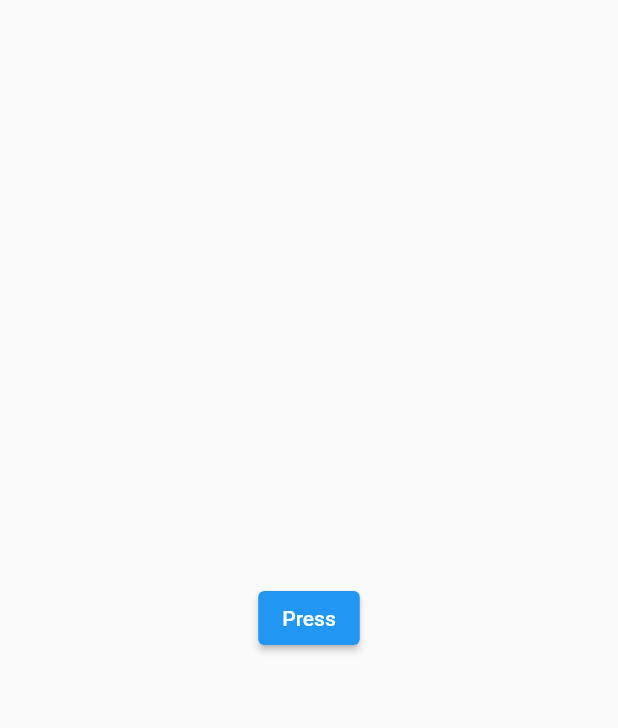
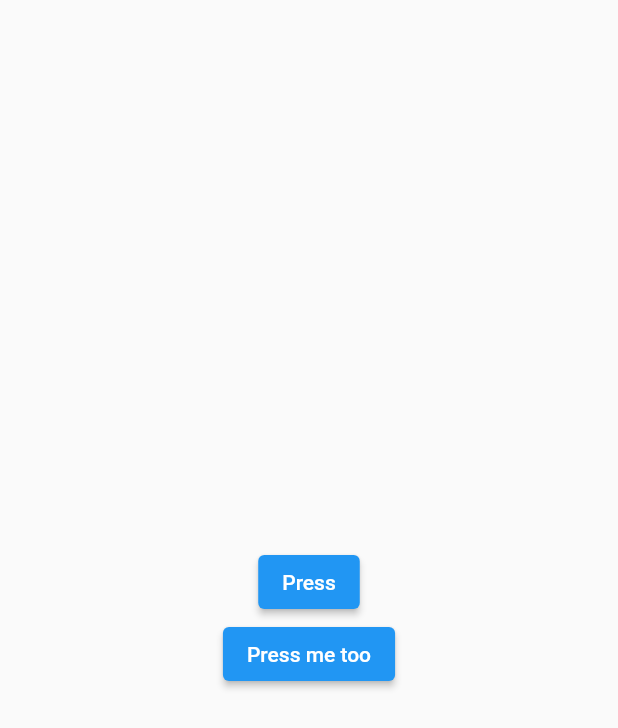
Before and after one commit to kboomska/architecture, a Flutter app: the screen it shows after launch, after a tap on "Press", on a phone screen of 412 x 824 dp. Shown: the top 728 px of the screen. Run offline on Flutter 3.47's test engine with Material 2 defaults, Android fonts, the phone set to English and light mode, and no system bars; our stand-ins replace bloc, bloc_concurrency, flutter_bloc, flutter_secure_storage, shared_preferences, youtube_player_flutter; network calls fail.

Commit message:
Lesson 101: Architecture. Dependency Injection (adding dependencies)

```diff
--- a/dependency_injection/lib/widgets/app/my_app.dart
+++ b/dependency_injection/lib/widgets/app/my_app.dart
@@ -10,7 +10,7 @@ class MyApp extends StatelessWidget {
     return const MaterialApp(
       title: 'Dependency Injection',
       debugShowCheckedModeBanner: false,
-      home: ExampleWidget(),
+      home: ExampleWidget(mode: ExampleWidgetMode.pet),
     );
   }
 }
--- /dev/null
+++ b/dependency_injection/lib/widgets/example/calculator_service.dart
@@ -0,0 +1,17 @@
+import 'package:dependency_injection/widgets/example/summator.dart';
+
+enum CalculatorServiceOperation { sum }
+
+class CalculatorService {
+  final summator = const Summator();
+
+  const CalculatorService();
+
+  int calculate(int a, int b, CalculatorServiceOperation operation) {
+    if (operation == CalculatorServiceOperation.sum) {
+      return summator.sum(a, b);
+    } else {
+      return 0;
+    }
+  }
+}
--- /dev/null
+++ b/dependency_injection/lib/widgets/example/example_view_model.dart
@@ -0,0 +1,29 @@
+import 'package:dependency_injection/widgets/example/calculator_service.dart';
+
+class ExampleCalcViewModel {
+  final calculatorService = const CalculatorService();
+
+  const ExampleCalcViewModel();
+
+  void onPress() {
+    final result =
+        calculatorService.calculate(1, 2, CalculatorServiceOperation.sum);
+    print(result);
+  }
+
+  void onPressMeToo() {
+    print(5);
+  }
+}
+
+class ExamplePetViewModel {
+  const ExamplePetViewModel();
+
+  void onPress() {
+    print('woof woof');
+  }
+
+  void onPressMeToo() {
+    print('meow meow');
+  }
+}
--- a/dependency_injection/lib/widgets/example/example_widget.dart
+++ b/dependency_injection/lib/widgets/example/example_widget.dart
@@ -1,18 +1,37 @@
 import 'package:flutter/material.dart';
 
+import 'package:dependency_injection/widgets/example/example_view_model.dart';
+
+enum ExampleWidgetMode { calc, pet }
+
 class ExampleWidget extends StatelessWidget {
-  const ExampleWidget({super.key});
+  final ExampleWidgetMode mode;
+  final calcModel = const ExampleCalcViewModel();
+  final petModel = const ExamplePetViewModel();
+
+  const ExampleWidget({super.key, required this.mode});
 
   @override
   Widget build(BuildContext context) {
     return Scaffold(
       body: SafeArea(
         child: Center(
-          child: ElevatedButton(
-            onPressed: () {
-              print(1 + 2);
-            },
-            child: const Text('Press'),
+          child: Column(
+            mainAxisAlignment: MainAxisAlignment.center,
+            children: [
+              ElevatedButton(
+                onPressed: mode == ExampleWidgetMode.calc
+                    ? calcModel.onPress
+                    : petModel.onPress,
+                child: const Text('Press'),
+              ),
+              ElevatedButton(
+                onPressed: mode == ExampleWidgetMode.calc
+                    ? calcModel.onPressMeToo
+                    : petModel.onPressMeToo,
+                child: const Text('Press me too'),
+              ),
+            ],
           ),
         ),
       ),
```
Also changed, not shown: dependency_injection/lib/widgets/example/summator.dart (added, +7 -0 lines).
